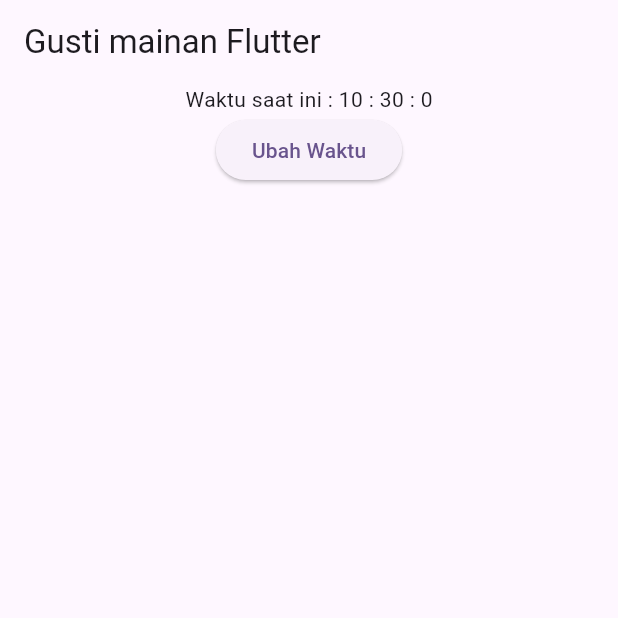
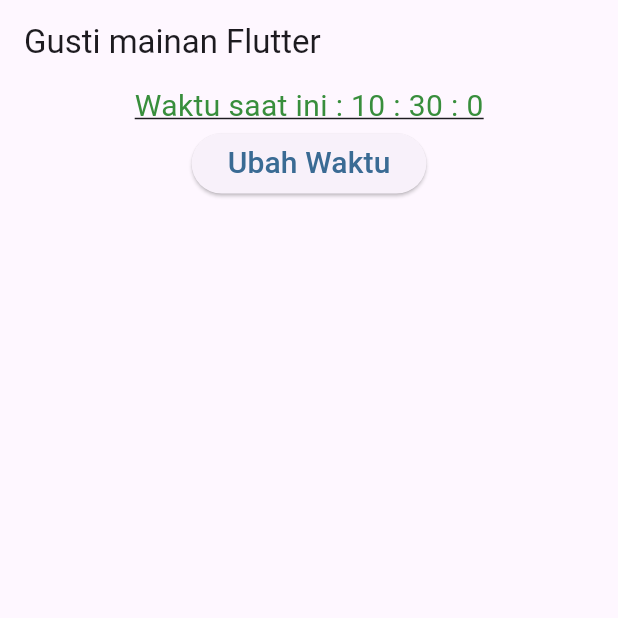
Before and after one commit to gustiarifiyanto/flutter_dart_basic, a Flutter app: the screen it shows after launch, on a phone screen of 412 x 824 dp, the top half of it. Run offline on Flutter 3.47's test engine with Material 3 defaults, Android fonts, the phone set to English and light mode, and no system bars; Roboto replaces fonts that are missing (Arial).

Commit message:
Learn About Style Text

```diff
--- a/lib/change_time_widget.dart
+++ b/lib/change_time_widget.dart
@@ -14,12 +14,26 @@ class _ChangeTimeWidgetState extends State<ChangeTimeWidget> {
   Widget build(BuildContext context) {
     return Column(
       children: [
-        Text('Waktu saat ini : ${time.hour} : ${time.minute} : ${time.second}'),
+        Text(
+          'Waktu saat ini : ${time.hour} : ${time.minute} : ${time.second}',
+          style: TextStyle(
+            fontFamily: 'Arial',
+            fontSize: 20,
+            color: Colors.green[700],
+            decoration: TextDecoration.underline,
+          ),
+        ),
         ElevatedButton(
           onPressed: () {
             setState(() => time = DateTime.now());
           },
-          child: Text('Ubah Waktu'),
+          child: Text(
+            'Ubah Waktu',
+            style: TextStyle(
+              fontSize: 20,
+              color: const Color.fromARGB(255, 58, 107, 148),
+            ),
+          ),
         ),
       ],
     );
```
